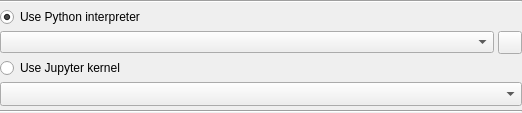
Qt form spine_items/tool/ui/python_tool_options.ui (spine-tools/spine-items) before a commit.
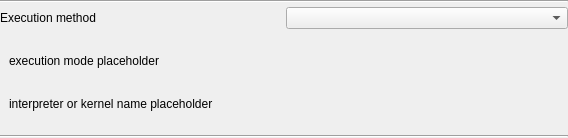
The same form after that commit. Icons and pictures are not drawn.

Commit message:
Update Python Tool properties execution settings
- Save space and remove clutter in Tool properties by only showing the current execution settings
- You can now select between Default, Python Interpreter, or Jupyter kernel options for each Python Tool.
This makes it more obvious when a Tool uses default execution options (from Settings->Tool) and when
the execution settings have been overridden.

```diff
--- a/spine_items/tool/ui/python_tool_options.ui
+++ b/spine_items/tool/ui/python_tool_options.ui
@@ -19,11 +19,11 @@
    <rect>
     <x>0</x>
     <y>0</y>
-    <width>522</width>
-    <height>113</height>
+    <width>568</width>
+    <height>138</height>
    </rect>
   </property>
-  <layout class="QVBoxLayout" name="verticalLayout_2">
+  <layout class="QVBoxLayout" name="verticalLayout_3">
    <property name="spacing">
     <number>4</number>
    </property>
@@ -47,20 +47,48 @@
     </widget>
    </item>
    <item>
+    <layout class="QHBoxLayout" name="horizontalLayout_3">
+     <item>
+      <widget class="QLabel" name="label">
+       <property name="text">
+        <string>Execution method</string>
+       </property>
+      </widget>
+     </item>
+     <item>
+      <widget class="QComboBox" name="comboBox_python_execution_method"/>
+     </item>
+    </layout>
+   </item>
+   <item>
+    <widget class="QStackedWidget" name="stackedWidget_python_options">
+     <property name="currentIndex">
+      <number>0</number>
+     </property>
+     <widget class="QWidget" name="page_0">
+      <layout class="QVBoxLayout" name="verticalLayout_4">
+       <item>
+        <widget class="QLabel" name="label_execution_method">
+         <property name="text">
+          <string>execution mode placeholder</string>
+         </property>
+        </widget>
+       </item>
+       <item>
+        <widget class="QLabel" name="label_interpreter_or_kernel">
+         <property name="text">
+          <string>interpreter or kernel name placeholder</string>
+         </property>
+        </widget>
+       </item>
+      </layout>
+     </widget>
+     <widget class="QWidget" name="page_1">
     <layout class="QVBoxLayout" name="verticalLayout">
-     <property name="spacing">
-      <number>4</number>
-     </property>
-     <property name="leftMargin">
-      <number>0</number>
-     </property>
      <item>
-      <widget class="QRadioButton" name="radioButton_basic_console">
+        <widget class="QLabel" name="label_3">
        <property name="text">
-        <string>Use Python interpreter</string>
-       </property>
-       <property name="checked">
-        <bool>true</bool>
+          <string>Python interpreter</string>
        </property>
       </widget>
      </item>
@@ -88,10 +116,14 @@
        </item>
       </layout>
      </item>
+      </layout>
+     </widget>
+     <widget class="QWidget" name="page_2">
+      <layout class="QVBoxLayout" name="verticalLayout_2">
      <item>
-      <widget class="QRadioButton" name="radioButton_jupyter_console">
+        <widget class="QLabel" name="label_2">
        <property name="text">
-        <string>Use Jupyter kernel</string>
+          <string>Jupyter kernel</string>
        </property>
       </widget>
      </item>
@@ -121,6 +153,8 @@
       </widget>
      </item>
     </layout>
+     </widget>
+    </widget>
    </item>
    <item>
     <widget class="Line" name="line">
```
Lines whose indentation alone changed are shown as unchanged. The commit also changes 8 other files.
